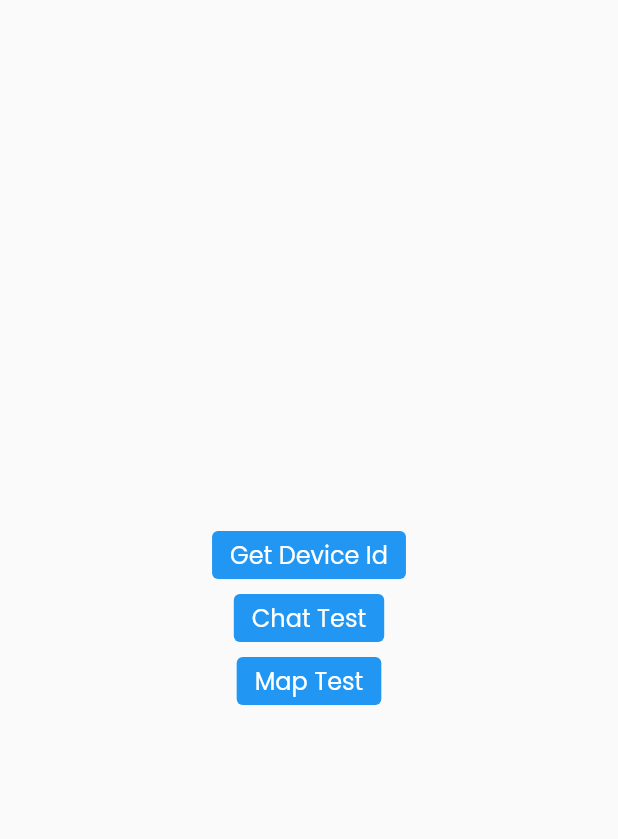
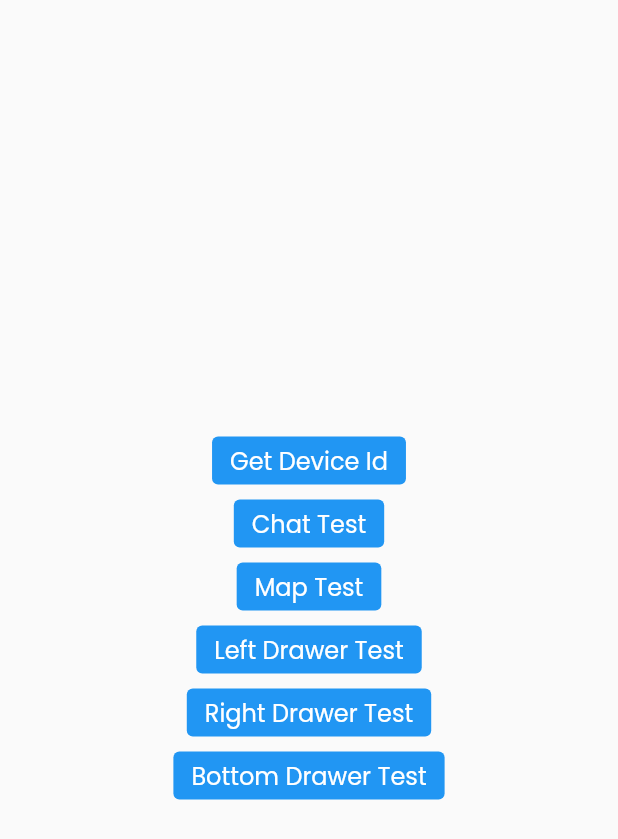
Before and after one commit to Ical852/bantuin-apps-flutter, a Flutter app: the screen it shows after launch, on a phone screen of 412 x 824 dp. Shown: the top 839 px of the screen. Run offline on Flutter 3.47's test engine with Material 2 defaults, Android fonts, the phone set to English and light mode, and no system bars; our stand-ins replace cloud_firestore, firebase_core, firebase_messaging, flutter_local_notifications, geocoding, geolocator and 3 more; missing offline and left inert: dart:ffi, flutter_polyline_points; accounts and stored records are empty.

Commit message:
complete sample

```diff
--- a/lib/pages/chattest.dart
+++ b/lib/pages/chattest.dart
@@ -16,6 +16,7 @@ class _ChatTestPageState extends State<ChatTestPage> {
 
   var userId = 'icalandro';
   TextEditingController textinput = TextEditingController(text: "");
+
   Widget getChatBubble(dynamic data) {
     return userId == data['userId'] ? Row(
       children: [
--- a/lib/pages/maptest.dart
+++ b/lib/pages/maptest.dart
@@ -120,7 +120,7 @@ class _MapTestPageState extends State<MapTestPage> {
                     position: destination,
                     onTap: (){
                       this.setState(() {
-                        currentImage = "https://instagram.fcgk28-1.fna.fbcdn.net/v/t51.2885-19/323873537_2585500534926512_3899827331589008212_n.jpg?stp=dst-jpg_s320x320&_nc_ht=instagram.fcgk28-1.fna.fbcdn.net&_nc_cat=108&_nc_ohc=gnTUJNFV6tcAX9Dxf-m&edm=AOQ1c0wBAAAA&ccb=7-5&oh=00_AfDdw3HFU2c2UVbXhCuUks7bplkx2XAqP6XSjwc80ClnoA&oe=63FF1727&_nc_sid=8fd12b";
+                        currentImage = "https://instagram.fcgk28-1.fna.fbcdn.net/v/t51.2885-19/323873537_2585500534926512_3899827331589008212_n.jpg?stp=dst-jpg_s150x150&_nc_ht=instagram.fcgk28-1.fna.fbcdn.net&_nc_cat=108&_nc_ohc=20lbIhzulnQAX-_-mon&edm=ACWDqb8BAAAA&ccb=7-5&oh=00_AfA4734DdEvvRvKVyXWiB56TM0gan0AZsUHDhRAPxUurIg&oe=64070027&_nc_sid=1527a3";
                         getCurrentAddress(destination);
                       });
                     }
--- a/lib/pages/test.dart
+++ b/lib/pages/test.dart
@@ -21,10 +21,11 @@ class _TestPageState extends State<TestPage> {
     print('FCM TOKEN = $key');
   }
 
-  var currentMenu = "home";
   @override
   Widget build(BuildContext context) {
     return Scaffold(
+      drawer: Drawer(),
+      endDrawer: Drawer(),
       body: SafeArea(
         child: Center(
           child: Column(
@@ -85,6 +86,9 @@ class _TestPageState extends State<TestPage> {
                   Navigator.pushNamed(context, '/map');
                 },
                 child: Container(
+                  margin: EdgeInsets.only(
+                    bottom: 10
+                  ),
                   padding: EdgeInsets.symmetric(
                     horizontal: 12,
                     vertical: 4
@@ -102,6 +106,118 @@ class _TestPageState extends State<TestPage> {
                   ),
                 ),
               ),
+              Builder(
+                builder: (context) {
+                  return GestureDetector(
+                    onTap: (){
+                      Scaffold.of(context).openDrawer();
+                    },
+                    child: Container(
+                      margin: EdgeInsets.only(
+                        bottom: 10
+                      ),
+                      padding: EdgeInsets.symmetric(
+                        horizontal: 12,
+                        vertical: 4
+                      ),
+                      decoration: BoxDecoration(
+                        color: Colors.blue,
+                        borderRadius: BorderRadius.circular(4)
+                      ),
+                      child: Text(
+                        "Left Drawer Test",
+                        style: GoogleFonts.poppins().copyWith(
+                          fontSize: 16,
+                          color: Colors.white
+                        ),
+                      ),
+                    ),
+                  );
+                }
+              ),
+              Builder(
+                builder: (context) {
+                  return GestureDetector(
+                    onTap: (){
+                      Scaffold.of(context).openEndDrawer();
+                    },
+                    child: Container(
+                      margin: EdgeInsets.only(
+                        bottom: 10
+                      ),
+                      padding: EdgeInsets.symmetric(
+                        horizontal: 12,
+                        vertical: 4
+                      ),
+                      decoration: BoxDecoration(
+                        color: Colors.blue,
+                        borderRadius: BorderRadius.circular(4)
+                      ),
+                      child: Text(
+                        "Right Drawer Test",
+                        style: GoogleFonts.poppins().copyWith(
+                          fontSize: 16,
+                          color: Colors.white
+                        ),
+                      ),
+                    ),
+                  );
+                }
+              ),
+              GestureDetector(
+                onTap: (){
+                  showModalBottomSheet<void>(
+                    context: context,
+                    shape: RoundedRectangleBorder(
+                      borderRadius: BorderRadius.only(
+                        topLeft: Radius.circular(20),
+                        topRight: Radius.circular(20)
+                      )
+                    ),
+                    builder: (BuildContext context) {
+                      return Container(
+                        height: 200,
+                        decoration: BoxDecoration(
+                          borderRadius: BorderRadius.only(
+                            topLeft: Radius.circular(12),
+                            topRight: Radius.circular(12)
+                          )
+                        ),
+                        child: Center(
+                          child: Column(
+                            mainAxisAlignment: MainAxisAlignment.center,
+                            mainAxisSize: MainAxisSize.min,
+                            children: [
+                              Text('Modal BottomSheet'),
+                              ElevatedButton(
+                                child: Text('Close BottomSheet'),
+                                onPressed: () => Navigator.pop(context),
+                              ),
+                            ],
+                          ),
+                        ),
+                      );
+                    },
+                  );
+                },
+                child: Container(
+                  padding: EdgeInsets.symmetric(
+                    horizontal: 12,
+                    vertical: 4
+                  ),
+                  decoration: BoxDecoration(
+                    color: Colors.blue,
+                    borderRadius: BorderRadius.circular(4)
+                  ),
+                  child: Text(
+                    "Bottom Drawer Test",
+                    style: GoogleFonts.poppins().copyWith(
+                      fontSize: 16,
+                      color: Colors.white
+                    ),
+                  ),
+                ),
+              )
             ],
           ),
         ),
```
Also changed, not shown: 1 other file.
